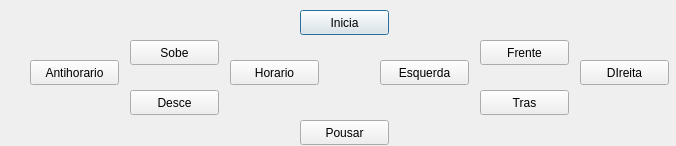
Old version of the form interface/code/teste/interface_teste.ui in the repository PHM-araujo/DRONE.
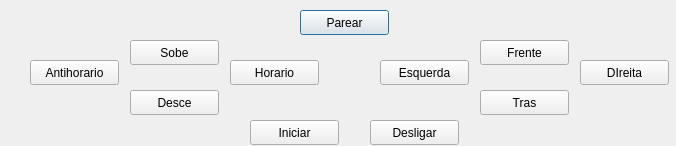
New version of the form.

What changed in the file:
```diff
--- a/interface/code/teste/interface_teste.ui
+++ b/interface/code/teste/interface_teste.ui
@@ -23,7 +23,7 @@
     </rect>
    </property>
    <property name="text">
-    <string>Inicia</string>
+    <string>Parear</string>
    </property>
   </widget>
   <widget class="QPushButton" name="pushButton_sobe">
@@ -133,14 +133,27 @@
   <widget class="QPushButton" name="pushButton_pousar">
    <property name="geometry">
     <rect>
-     <x>300</x>
+     <x>250</x>
      <y>120</y>
      <width>89</width>
      <height>25</height>
     </rect>
    </property>
    <property name="text">
-    <string>Pousar</string>
+    <string>Iniciar</string>
+   </property>
+  </widget>
+  <widget class="QPushButton" name="pushButton_desligar">
+   <property name="geometry">
+    <rect>
+     <x>370</x>
+     <y>120</y>
+     <width>89</width>
+     <height>25</height>
+    </rect>
+   </property>
+   <property name="text">
+    <string>Desligar</string>
    </property>
   </widget>
  </widget>
```
